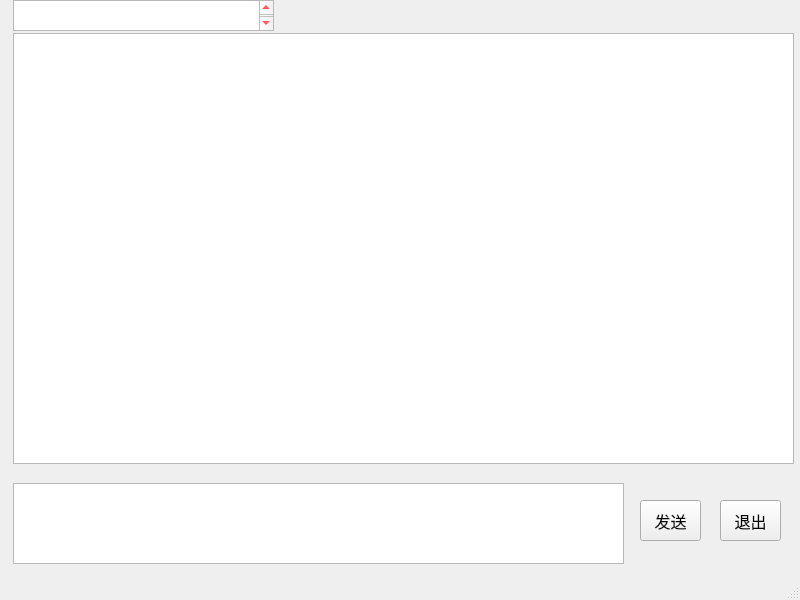
Above: chat_window.ui from ZWMDR/chat_room_graph before the change. Below: the same form after it.
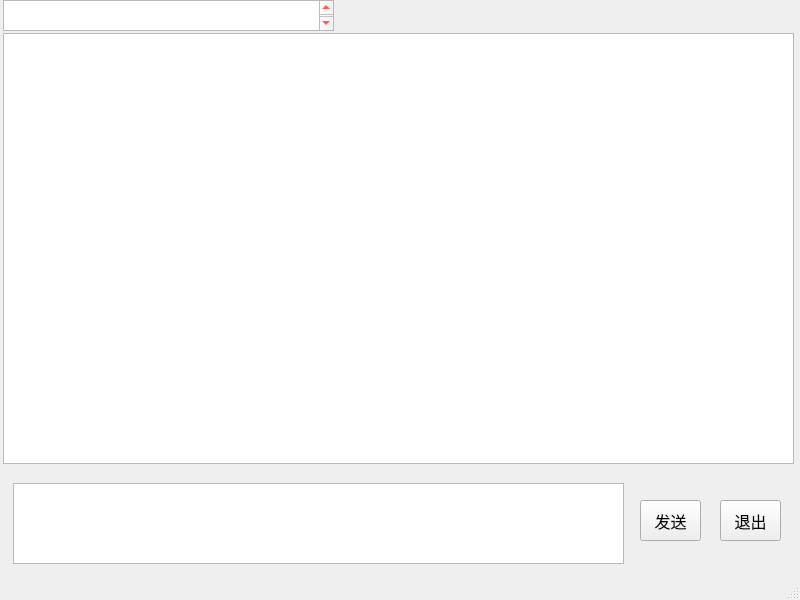
That is the form after the change.

What changed in the file:
```diff
--- a/chat_window.ui
+++ b/chat_window.ui
@@ -35,9 +35,9 @@
    <widget class="QPlainTextEdit" name="output">
     <property name="geometry">
      <rect>
-      <x>13</x>
+      <x>3</x>
       <y>33</y>
-      <width>781</width>
+      <width>791</width>
       <height>431</height>
      </rect>
     </property>
@@ -108,9 +108,9 @@
    <widget class="QPlainTextEdit" name="mesg_output">
     <property name="geometry">
      <rect>
-      <x>13</x>
+      <x>3</x>
       <y>0</y>
-      <width>261</width>
+      <width>331</width>
       <height>31</height>
      </rect>
     </property>
```
